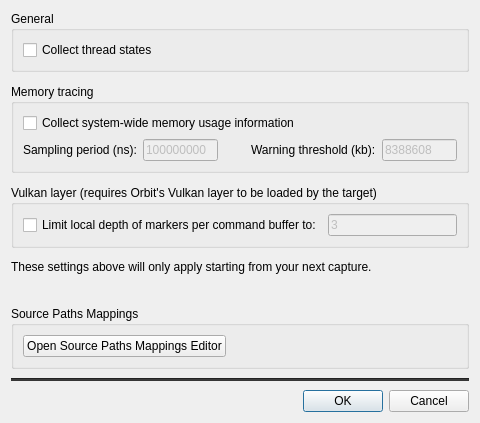
This is src/OrbitQt/CaptureOptionsDialog.ui in google/orbit as Qt 5 draws it before an edit. The edited form follows.
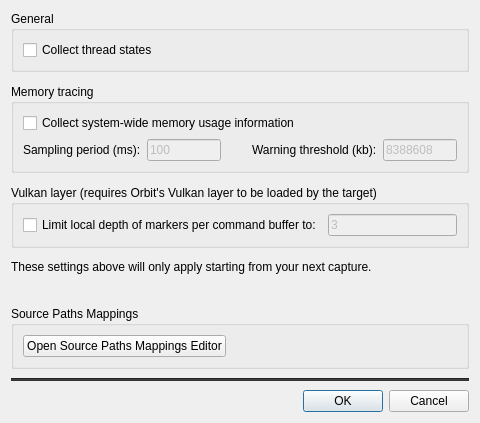
This is the edited form.

Commit message:
Set the sampling period in ms in CaptureOptionsDialog
With this change, we:
* Change to set memory sampling period in milliseconds in the
CaptureOptionsDialog, such that we can avoid the performance degradation
caused by over frequent memory sampling.
* Add the Reset methods for memorySamplingPeriodMsLineEdit and
memoryWarningThresholdKbLineEdit to avoid the crashs caused by empty
inputs.
* Add minimum value check for the input memory sampling period to
  prevent inputting 0.

The edit to the form file:
```diff
--- a/src/OrbitQt/CaptureOptionsDialog.ui
+++ b/src/OrbitQt/CaptureOptionsDialog.ui
@@ -79,7 +79,7 @@
           <item>
            <widget class="QLabel" name="memorySamplingPeriodNsLabel">
             <property name="text">
-             <string>Sampling period (ns):</string>
+             <string>Sampling period (ms):</string>
             </property>
            </widget>
           </item>
@@ -92,7 +92,7 @@
              <set>Qt::ImhDigitsOnly</set>
             </property>
             <property name="text">
-             <string>100000000</string>
+             <string>100</string>
             </property>
            </widget>
           </item>
```
Left out of the diff: 40 changed lines with no effect on the pictures. The commit also changes 4 other files.
